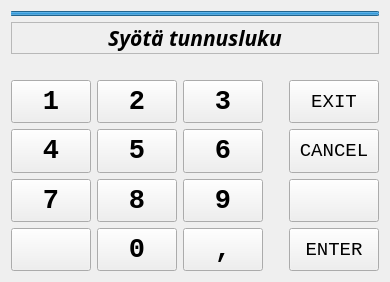
This is atm-dll/pin-ui/pinwidget.ui in banksimul2022/group15 as Qt 5 draws it before an edit. The edited form follows.
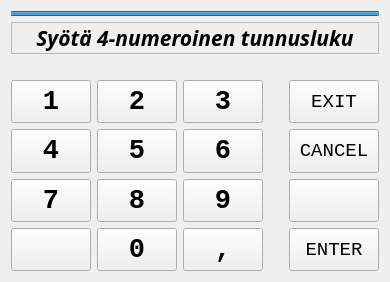
This is the edited form. Custom widgets are drawn as their Qt base class.

Patch:
```diff
--- a/atm-dll/pin-ui/pinwidget.ui
+++ b/atm-dll/pin-ui/pinwidget.ui
@@ -71,7 +71,7 @@
         <enum>QFrame::Plain</enum>
        </property>
        <property name="text">
-        <string>Syötä tunnusluku</string>
+        <string>Syötä 4-numeroinen tunnusluku</string>
        </property>
        <property name="alignment">
         <set>Qt::AlignCenter</set>
```
Left out of the diff: 2 changed lines with no effect on the pictures.
